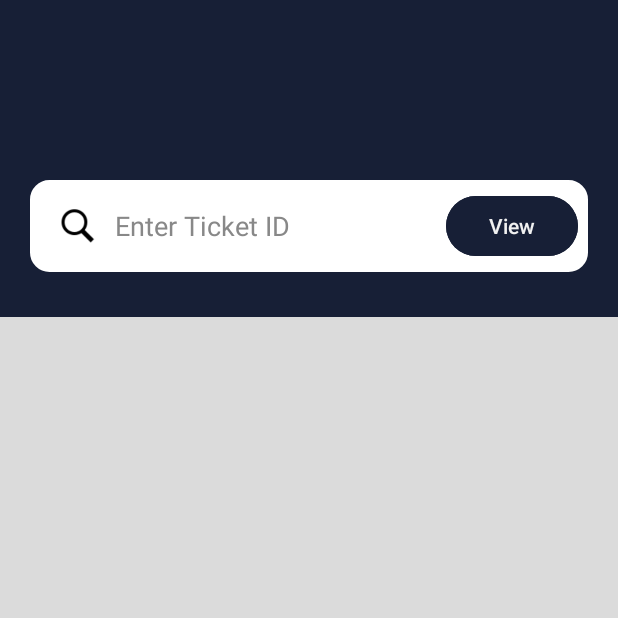
After one commit to RaviRash2k/Bus-Booking-Mobile-Application, an Android app: the ViewTickets screen opened directly, with no data from a screen before it, on a phone screen of 412 x 824 dp, the top half of it. The commit adds this screen. Run offline under Robolectric (Android 15) with nearby library versions, the phone set to English and light mode, and no system bars; our stand-ins replace Firebase (no records; nobody signed in at launch, a user with empty details on screens opened directly).

Commit message:
function for view daily travelers tickets

```diff
--- a/app/build.gradle.kts
+++ b/app/build.gradle.kts
@@ -30,6 +30,9 @@ android {
         sourceCompatibility = JavaVersion.VERSION_1_8
         targetCompatibility = JavaVersion.VERSION_1_8
     }
+    buildFeatures {
+        viewBinding = true
+    }
 }
 
 dependencies {
@@ -40,6 +43,8 @@ dependencies {
     implementation(libs.constraintlayout)
     implementation(libs.firebase.database)
     implementation(libs.firebase.auth)
+    implementation(libs.navigation.fragment)
+    implementation(libs.navigation.ui)
     testImplementation(libs.junit)
     androidTestImplementation(libs.ext.junit)
     androidTestImplementation(libs.espresso.core)
--- /dev/null
+++ b/app/src/main/res/layout/activity_view_tickets.xml
@@ -0,0 +1,146 @@
+<?xml version="1.0" encoding="utf-8"?>
+<LinearLayout xmlns:android="http://schemas.android.com/apk/res/android"
+    xmlns:tools="http://schemas.android.com/tools"
+    android:id="@+id/main"
+    android:orientation="vertical"
+    android:layout_width="match_parent"
+    android:layout_height="match_parent"
+    android:background="@color/my_bckground"
+    tools:context=".users.routeManager.routeManagerFragment.RouteManagerHome.ViewTicket.ViewTickets">
+
+    <LinearLayout
+        android:layout_width="match_parent"
+        android:layout_height="wrap_content"
+        android:orientation="vertical"
+        android:paddingTop="120dp"
+        android:paddingBottom="30dp"
+        android:background="@color/main">
+        <LinearLayout
+            android:layout_width="match_parent"
+            android:layout_height="wrap_content"
+            android:orientation="horizontal"
+            android:gravity="center_vertical"
+            android:layout_marginHorizontal="20dp"
+            android:background="@drawable/menu_items_background">
+            <ImageView
+                android:layout_width="wrap_content"
+                android:layout_height="25dp"
+                android:src="@drawable/iconsearch"/>
+            <EditText
+                android:id="@+id/enterTicket"
+                android:layout_width="wrap_content"
+                android:layout_height="match_parent"
+                android:inputType="text"
+                android:layout_weight="1"
+                android:hint="Enter Ticket ID"
+                android:textColorHint="@color/hint_text"
+                android:background="@color/transparent"
+                android:textColor="@color/dark_text"/>
+            <Button
+                android:id="@+id/viewTicket"
+                android:layout_width="wrap_content"
+                android:layout_height="wrap_content"
+                android:backgroundTint="@color/main"
+                android:textColor="@color/text"
+                android:text="View"/>
+        </LinearLayout>
+    </LinearLayout>
+
+    <LinearLayout
+        android:id="@+id/ticket"
+        android:layout_width="match_parent"
+        android:layout_height="wrap_content"
+        android:orientation="vertical"
+        android:gravity="center"
+        android:layout_margin="8dp"
+        android:visibility="gone"
+        android:background="@drawable/menu_items_background"
+        android:padding="20dp">
+        <TextView
+            android:id="@+id/busRoute"
+            android:layout_width="match_parent"
+            android:layout_height="wrap_content"
+            android:text="Galle - Colombo"
+            android:textColor="@color/dark_text"
+            android:textSize="23sp"
+            android:textAlignment="center"
+            android:textStyle="bold"
+            android:layout_marginBottom="5dp"/>
+        <TextView
+            android:id="@+id/bus"
+            android:layout_width="match_parent"
+            android:layout_height="wrap_content"
+            android:text="sp BUS 1234"
+            android:textSize="17dp"
+            android:textAlignment="center"
+            android:textColor="@color/dark_text"
+            android:layout_marginBottom="19dp"/>
+
+        <TextView
+            android:id="@+id/date"
+            android:layout_width="match_parent"
+            android:layout_height="wrap_content"
+            android:text="15.08.2024"
+            android:textSize="17dp"
+            android:layout_marginBottom="3dp"
+            android:textColor="@color/dark_text"/>
+
+        <TextView
+            android:id="@+id/time"
+            android:layout_width="match_parent"
+            android:layout_height="wrap_content"
+            android:text="15.08.2024"
+            android:textSize="17dp"
+            android:layout_marginBottom="3dp"
+            android:textColor="@color/dark_text"/>
+
+        <TextView
+            android:id="@+id/nic"
+            android:layout_width="match_parent"
+            android:layout_height="wrap_content"
+            android:text="15.08.2024"
+            android:textSize="17dp"
+            android:layout_marginBottom="3dp"
+            android:textColor="@color/dark_text"/>
+
+        <TextView
+            android:id="@+id/seats"
+            android:layout_width="match_parent"
+            android:layout_height="wrap_content"
+            android:text="15.08.2024"
+            android:textSize="17dp"
+            android:layout_marginBottom="3dp"
+            android:textColor="@color/dark_text"/>
+
+        <TextView
+            android:id="@+id/price"
+            android:layout_width="match_parent"
+            android:layout_height="wrap_content"
+            android:text="15.08.2024"
+            android:textSize="17dp"
+            android:layout_marginBottom="3dp"
+            android:textColor="@color/dark_text"/>
+
+        <Button
+            android:id="@+id/deleteTimeSlot"
+            android:layout_width="match_parent"
+            android:layout_height="wrap_content"
+            android:text="done"
+            android:textColor="@color/text"
+            android:layout_marginTop="10dp"
+            android:backgroundTint="#35742E"/>
+
+    </LinearLayout>
+
+    <TextView
+        android:id="@+id/noTicket"
+        android:layout_width="match_parent"
+        android:layout_height="wrap_content"
+        android:textSize="15sp"
+        android:text="No Ticket Founded"
+        android:textColor="@color/dark_text"
+        android:textAlignment="center"
+        android:layout_marginTop="10dp"
+        android:visibility="gone"/>
+
+    </LinearLayout>
--- a/app/src/main/res/layout/fragment_route_manager_home.xml
+++ b/app/src/main/res/layout/fragment_route_manager_home.xml
@@ -24,9 +24,10 @@
         android:gravity="center"
         android:layout_margin="12dp"/>
     <TextView
+        android:id="@+id/viewTicket"
         android:layout_width="match_parent"
         android:layout_height="150dp"
-        android:text="Bus manage"
+        android:text="View Ticket"
         android:textColor="@color/text"
         android:background="#3B0F80"
         android:textSize="20sp"
--- a/app/src/main/res/layout/fragment_select_route.xml
+++ b/app/src/main/res/layout/fragment_select_route.xml
@@ -57,7 +57,7 @@
                 android:id="@+id/hide"
                 android:layout_width="match_parent"
                 android:layout_height="wrap_content"
-                android:text="18sp"
+                android:textSize="18sp"
                 android:textColor="@color/dark_text"
                 android:textAlignment="center"
                 android:layout_marginTop="10dp"
@@ -66,7 +66,7 @@
                 android:layout_width="wrap_content"
                 android:layout_height="50dp"
                 android:orientation="horizontal"
-                android:layout_marginTop="15dp"
+                android:layout_marginVertical="15dp"
                 android:layout_gravity="center"
                 android:background="@drawable/menu_items_background">
                 <EditText
--- /dev/null
+++ b/app/src/main/res/values-land/dimens.xml
@@ -0,0 +1,3 @@
+<resources>
+    <dimen name="fab_margin">48dp</dimen>
+</resources>
--- /dev/null
+++ b/app/src/main/res/values-v23/themes.xml
@@ -0,0 +1,9 @@
+<resources xmlns:tools="http://schemas.android.com/tools">
+
+    <style name="Theme.BusBookingApplication" parent="Base.Theme.BusBookingApplication">
+        <!-- Transparent system bars for edge-to-edge. -->
+        <item name="android:navigationBarColor">@android:color/transparent</item>
+        <item name="android:statusBarColor">@android:color/transparent</item>
+        <item name="android:windowLightStatusBar">?attr/isLightTheme</item>
+    </style>
+</resources>
--- /dev/null
+++ b/app/src/main/res/values-w1240dp/dimens.xml
@@ -0,0 +1,3 @@
+<resources>
+    <dimen name="fab_margin">200dp</dimen>
+</resources>
--- /dev/null
+++ b/app/src/main/res/values-w600dp/dimens.xml
@@ -0,0 +1,3 @@
+<resources>
+    <dimen name="fab_margin">48dp</dimen>
+</resources>
--- /dev/null
+++ b/app/src/main/res/values/dimens.xml
@@ -0,0 +1,3 @@
+<resources>
+    <dimen name="fab_margin">16dp</dimen>
+</resources>
--- a/gradle/libs.versions.toml
+++ b/gradle/libs.versions.toml
@@ -10,6 +10,8 @@ constraintlayout = "2.1.4"
 googleGmsGoogleServices = "4.4.2"
 firebaseDatabase = "21.0.0"
 firebaseAuth = "23.0.0"
+navigationFragment = "2.7.7"
+navigationUi = "2.7.7"
 
 [libraries]
 junit = { group = "junit", name = "junit", version.ref = "junit" }
@@ -21,6 +23,8 @@ activity = { group = "androidx.activity", name = "activity", version.ref = "acti
 constraintlayout = { group = "androidx.constraintlayout", name = "constraintlayout", version.ref = "constraintlayout" }
 firebase-database = { group = "com.google.firebase", name = "firebase-database", version.ref = "firebaseDatabase" }
 firebase-auth = { group = "com.google.firebase", name = "firebase-auth", version.ref = "firebaseAuth" }
+navigation-fragment = { group = "androidx.navigation", name = "navigation-fragment", version.ref = "navigationFragment" }
+navigation-ui = { group = "androidx.navigation", name = "navigation-ui", version.ref = "navigationUi" }
 
 [plugins]
 android-application = { id = "com.android.application", version.ref = "agp" }
```
Also changed, not shown: app/src/main/AndroidManifest.xml (+7 -6 lines), app/src/main/java/com/example/busbookingapplication/users/routeManager/routeManagerFragment/RouteManagerHome/RouteManagerHomeFragment.java (+13 -2 lines), app/src/main/java/com/example/busbookingapplication/users/routeManager/routeManagerFragment/RouteManagerHome/ViewTicket/ViewTickets.java (added, +200 -0 lines), app/src/main/res/navigation/nav_graph.xml (added, +28 -0 lines), app/src/main/res/values/strings.xml (+42 -0 lines).
